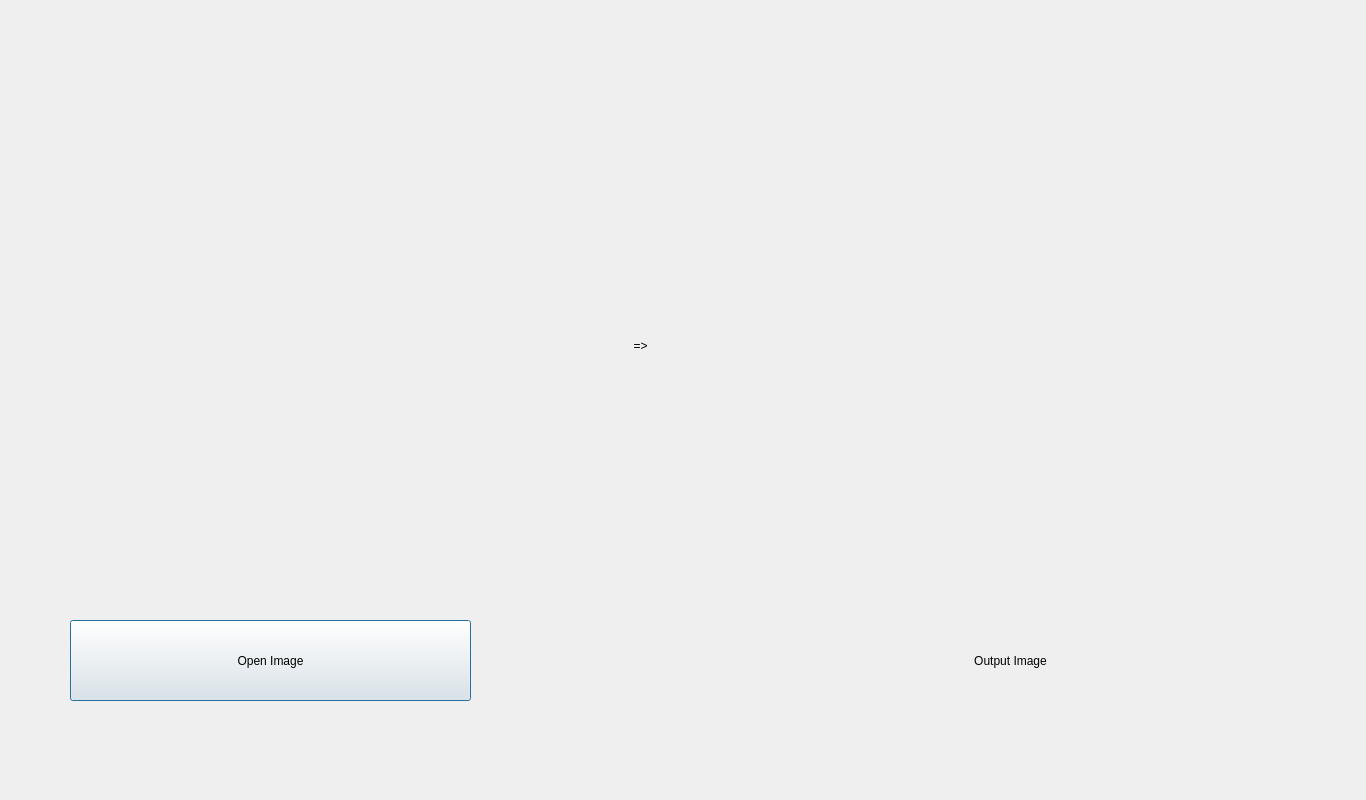
Qt form All_Project_Files/Final_Project_Files/Facial_Features_Image_Screen.ui (Haleshot/Image_Processing) before a commit.
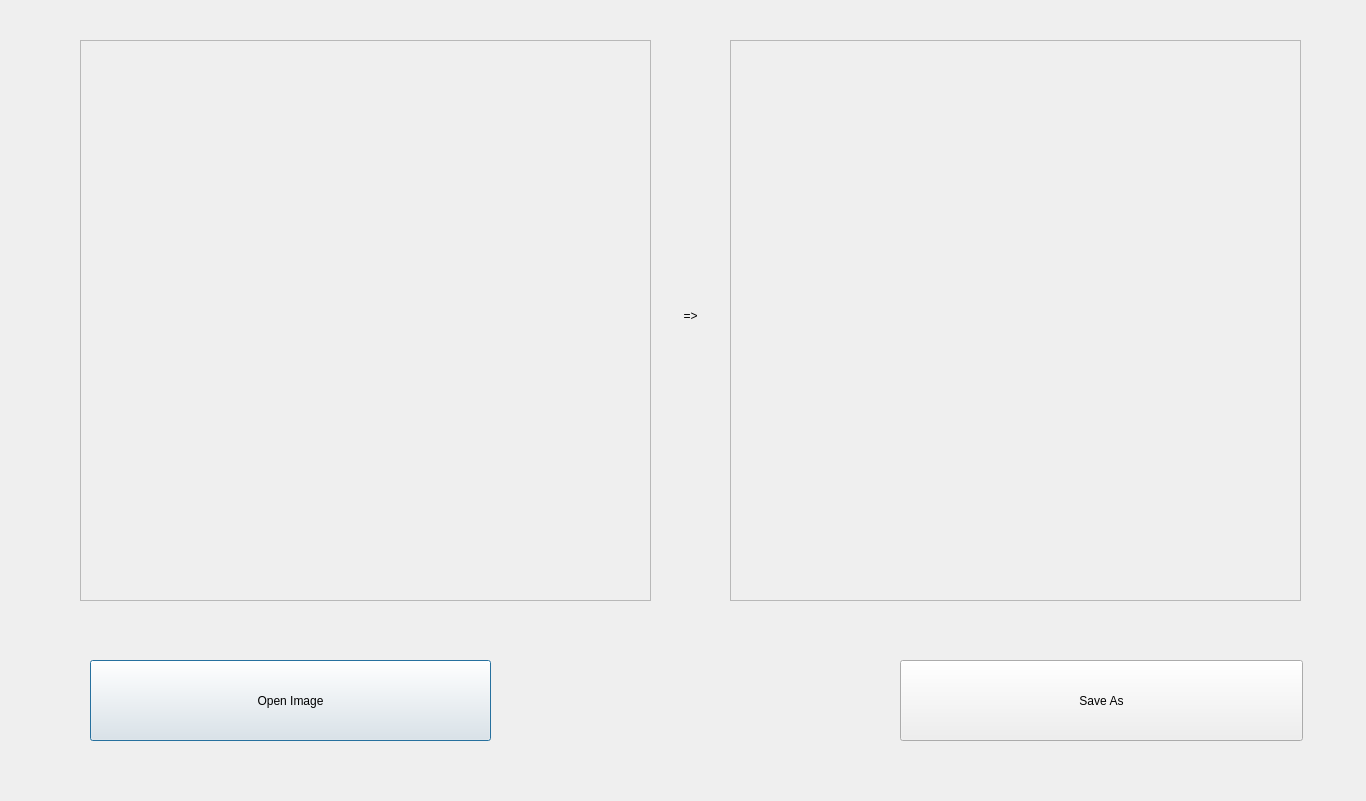
The same form after that commit.

Diff of the .ui file:
```diff
--- a/All_Project_Files/Final_Project_Files/Facial_Features_Image_Screen.ui
+++ b/All_Project_Files/Final_Project_Files/Facial_Features_Image_Screen.ui
@@ -7,7 +7,7 @@
     <x>0</x>
     <y>0</y>
     <width>1366</width>
-    <height>800</height>
+    <height>801</height>
    </rect>
   </property>
   <property name="windowTitle">
@@ -16,8 +16,8 @@
   <widget class="QPushButton" name="Open_Image_Button">
    <property name="geometry">
     <rect>
-     <x>70</x>
-     <y>620</y>
+     <x>90</x>
+     <y>660</y>
      <width>401</width>
      <height>81</height>
     </rect>
@@ -26,59 +26,11 @@
     <string>Open Image</string>
    </property>
   </widget>
-  <widget class="QLabel" name="label_4">
-   <property name="geometry">
-    <rect>
-     <x>870</x>
-     <y>640</y>
-     <width>281</width>
-     <height>41</height>
-    </rect>
-   </property>
-   <property name="styleSheet">
-    <string notr="true">font: 16pt &quot;MS Shell Dlg 2&quot;;</string>
-   </property>
-   <property name="text">
-    <string>Output Image</string>
-   </property>
-   <property name="alignment">
-    <set>Qt::AlignCenter</set>
-   </property>
-  </widget>
-  <widget class="QLabel" name="label">
-   <property name="geometry">
-    <rect>
-     <x>10</x>
-     <y>20</y>
-     <width>571</width>
-     <height>561</height>
-    </rect>
-   </property>
-   <property name="text">
-    <string/>
-   </property>
-  </widget>
-  <widget class="QLabel" name="label_5">
-   <property name="geometry">
-    <rect>
-     <x>410</x>
-     <y>730</y>
-     <width>581</width>
-     <height>41</height>
-    </rect>
-   </property>
-   <property name="styleSheet">
-    <string notr="true">color: rgb(255, 0, 0);</string>
-   </property>
-   <property name="text">
-    <string/>
-   </property>
-  </widget>
   <widget class="QLabel" name="label_3">
    <property name="geometry">
     <rect>
-     <x>610</x>
-     <y>330</y>
+     <x>660</x>
+     <y>300</y>
      <width>61</width>
      <height>31</height>
     </rect>
@@ -93,18 +45,106 @@
     <set>Qt::AlignCenter</set>
    </property>
   </widget>
-  <widget class="QLabel" name="label_2">
+  <widget class="QLabel" name="label_5">
    <property name="geometry">
     <rect>
-     <x>690</x>
-     <y>20</y>
-     <width>571</width>
-     <height>561</height>
+     <x>400</x>
+     <y>740</y>
+     <width>581</width>
+     <height>41</height>
     </rect>
    </property>
    <property name="text">
     <string/>
    </property>
+   <property name="alignment">
+    <set>Qt::AlignCenter</set>
+   </property>
+  </widget>
+  <widget class="QScrollArea" name="scrollArea">
+   <property name="geometry">
+    <rect>
+     <x>80</x>
+     <y>40</y>
+     <width>571</width>
+     <height>561</height>
+    </rect>
+   </property>
+   <property name="widgetResizable">
+    <bool>true</bool>
+   </property>
+   <widget class="QWidget" name="scrollAreaWidgetContents">
+    <property name="geometry">
+     <rect>
+      <x>0</x>
+      <y>0</y>
+      <width>569</width>
+      <height>559</height>
+     </rect>
+    </property>
+    <widget class="QLabel" name="label">
+     <property name="geometry">
+      <rect>
+       <x>10</x>
+       <y>20</y>
+       <width>571</width>
+       <height>561</height>
+      </rect>
+     </property>
+     <property name="text">
+      <string/>
+     </property>
+    </widget>
+   </widget>
+  </widget>
+  <widget class="QPushButton" name="Save_As">
+   <property name="geometry">
+    <rect>
+     <x>900</x>
+     <y>660</y>
+     <width>403</width>
+     <height>81</height>
+    </rect>
+   </property>
+   <property name="text">
+    <string>Save As</string>
+   </property>
+  </widget>
+  <widget class="QScrollArea" name="scrollArea_2">
+   <property name="geometry">
+    <rect>
+     <x>730</x>
+     <y>40</y>
+     <width>571</width>
+     <height>561</height>
+    </rect>
+   </property>
+   <property name="widgetResizable">
+    <bool>true</bool>
+   </property>
+   <widget class="QWidget" name="scrollAreaWidgetContents_2">
+    <property name="geometry">
+     <rect>
+      <x>0</x>
+      <y>0</y>
+      <width>569</width>
+      <height>559</height>
+     </rect>
+    </property>
+    <widget class="QLabel" name="label_2">
+     <property name="geometry">
+      <rect>
+       <x>10</x>
+       <y>20</y>
+       <width>571</width>
+       <height>561</height>
+      </rect>
+     </property>
+     <property name="text">
+      <string/>
+     </property>
+    </widget>
+   </widget>
   </widget>
  </widget>
  <resources/>
```
Left out of the diff: 3 changed lines with no effect on the pictures.
